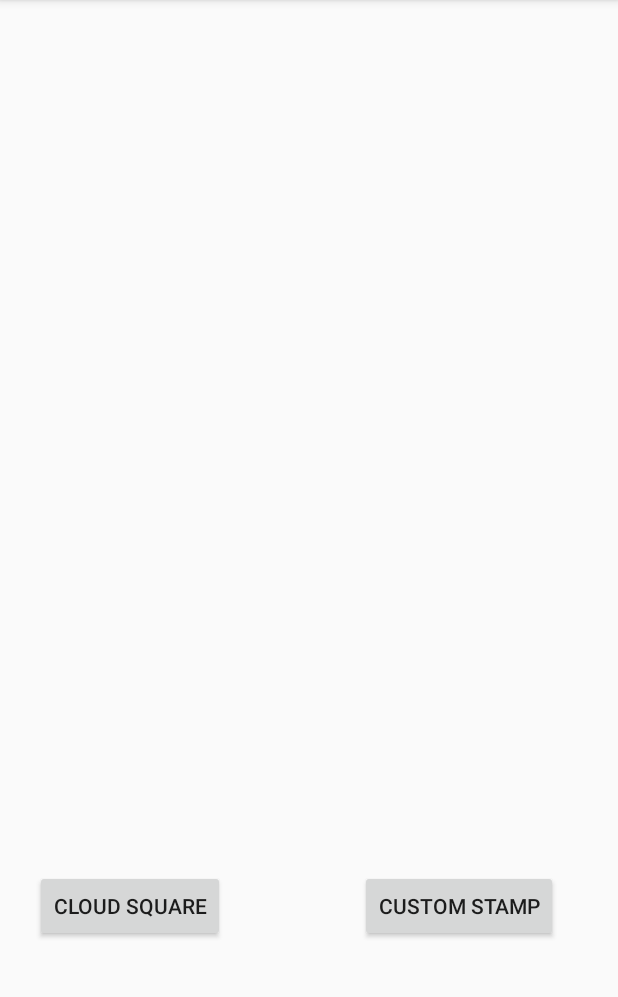
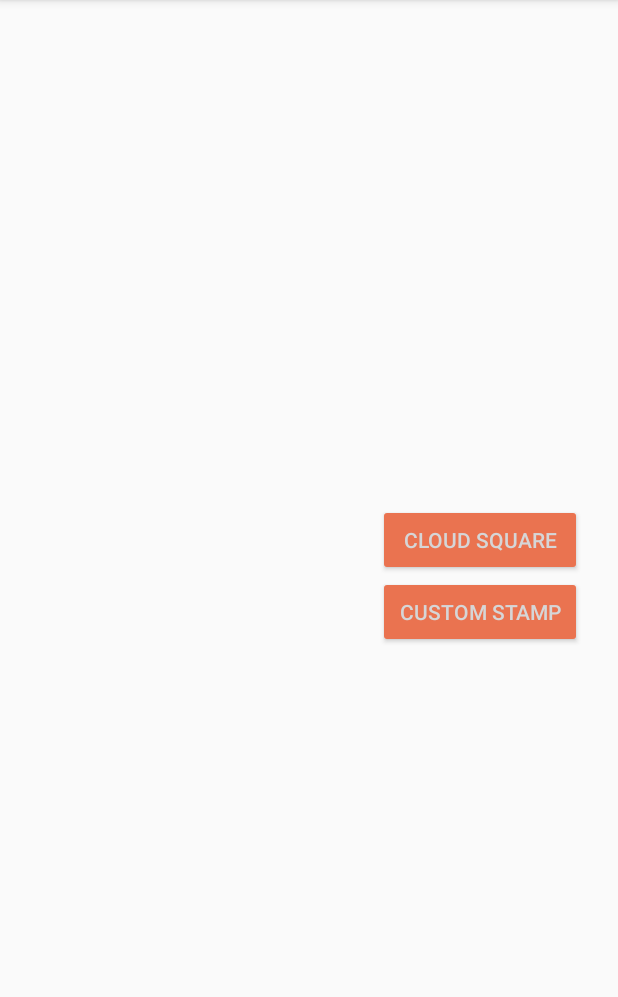
Before and after one commit to ApryseSDK/pdftron-android-samples, an Android app: the screen it shows after launch (MainActivity), on a phone screen of 412 x 824 dp, the part 84-1081 px from its top. Run offline under Robolectric (Android 15) with nearby library versions, the phone set to English and light mode, and no system bars; libraries missing offline, so code that uses them is left out: com.pdftron.pdf; 2 statements that could not run were skipped.

Commit message:
modified buttons and optimized code

```diff
--- a/CustomToolSample/app/src/main/AndroidManifest.xml
+++ b/CustomToolSample/app/src/main/AndroidManifest.xml
@@ -16,10 +16,12 @@
         android:supportsRtl="true"
         android:theme="@style/AppTheme"
         android:usesCleartextTraffic="true">
-        <activity android:name=".MainActivity"
+        <activity
+            android:name=".MainActivity"
             android:theme="@style/CustomAppTheme"
+            android:configChanges="keyboardHidden|orientation|screenSize|screenLayout|smallestScreenSize"
             android:windowSoftInputMode="adjustPan">
-                <intent-filter >
+            <intent-filter>
                 <action android:name="android.intent.action.MAIN" />
                 <category android:name="android.intent.category.LAUNCHER" />
             </intent-filter>
--- a/CustomToolSample/app/src/main/java/com/example/customtoolsample/CustomCloudSquare.java
+++ b/CustomToolSample/app/src/main/java/com/example/customtoolsample/CustomCloudSquare.java
@@ -1,6 +1,4 @@
 package com.example.customtoolsample;
-
-import com.pdftron.pdf.tools.RectCreate;
 
 import android.graphics.Color;
 import android.support.annotation.NonNull;
@@ -10,14 +8,14 @@ import com.pdftron.pdf.Annot;
 import com.pdftron.pdf.ColorPt;
 import com.pdftron.pdf.PDFDoc;
 import com.pdftron.pdf.PDFViewCtrl;
+import com.pdftron.pdf.Point;
+import com.pdftron.pdf.Rect;
 import com.pdftron.pdf.annots.Markup;
 import com.pdftron.pdf.annots.PolyLine;
 import com.pdftron.pdf.annots.Polygon;
 import com.pdftron.pdf.tools.RectCreate;
 import com.pdftron.pdf.tools.ToolManager;
 import com.pdftron.pdf.utils.Utils;
-import com.pdftron.pdf.Point;
-import com.pdftron.pdf.Rect;
 
 public class CustomCloudSquare extends RectCreate {
 
--- a/CustomToolSample/app/src/main/java/com/example/customtoolsample/CustomStamp.java
+++ b/CustomToolSample/app/src/main/java/com/example/customtoolsample/CustomStamp.java
@@ -3,12 +3,8 @@ package com.example.customtoolsample;
 import android.net.Uri;
 import android.support.annotation.NonNull;
 
-import com.pdftron.common.PDFNetException;
 import com.pdftron.pdf.Annot;
-import com.pdftron.pdf.PDFDoc;
 import com.pdftron.pdf.PDFViewCtrl;
-import com.pdftron.pdf.Rect;
-import com.pdftron.pdf.tools.SimpleShapeCreate;
 import com.pdftron.pdf.tools.Stamper;
 import com.pdftron.pdf.tools.ToolManager;
 import com.pdftron.pdf.utils.Utils;
--- a/CustomToolSample/app/src/main/res/layout/activity_main.xml
+++ b/CustomToolSample/app/src/main/res/layout/activity_main.xml
@@ -1,40 +1,51 @@
 <?xml version="1.0" encoding="utf-8"?>
 <android.support.constraint.ConstraintLayout xmlns:android="http://schemas.android.com/apk/res/android"
-    xmlns:app="http://schemas.android.com/apk/res-auto"
     xmlns:tools="http://schemas.android.com/tools"
     android:layout_width="match_parent"
     android:layout_height="match_parent"
     tools:context=".MainActivity">
 
-    <FrameLayout
+    <RelativeLayout xmlns:android="http://schemas.android.com/apk/res/android"
+        android:id="@+id/myLayout"
         android:layout_width="match_parent"
-        android:layout_height="match_parent"
-        android:id="@+id/myLayout">
+        android:layout_height="match_parent">
 
         <Button
             android:id="@+id/button3"
-            android:layout_width="wrap_content"
+            android:layout_width="136dp"
             android:layout_height="wrap_content"
-            android:layout_alignParentLeft="true"
-            android:layout_alignParentTop="true"
+            android:layout_above="@id/centerPoint"
+            android:layout_alignParentEnd="true"
             android:layout_alignParentRight="true"
-            android:layout_marginLeft="23dp"
-            android:layout_marginTop="580dp"
+            android:layout_marginRight="24dp"
+            android:backgroundTint="#EA7350"
             android:onClick="cloudSq"
-            android:text="Cloud Square" />
+            android:text="Cloud Square"
+            android:textColor="@color/tools_colors_white" />
+
+        <TextView
+            android:id="@+id/centerPoint"
+            android:layout_width="0dp"
+            android:layout_height="0dp"
+            android:layout_alignParentEnd="true"
+            android:layout_alignParentRight="true"
+            android:layout_centerVertical="true"
+            android:text="" />
 
         <Button
             android:id="@+id/button4"
-            android:layout_width="wrap_content"
+            android:layout_width="136dp"
             android:layout_height="wrap_content"
-            android:layout_alignParentLeft="true"
-            android:layout_alignParentTop="true"
-            android:layout_marginLeft="240dp"
-            android:layout_marginTop="580dp"
+            android:layout_below="@id/centerPoint"
+            android:layout_alignParentEnd="true"
+            android:layout_alignParentRight="true"
+            android:layout_marginRight="24dp"
+            android:backgroundTint="#EA7350"
+            android:onClick="custStamp"
             android:text="Custom Stamp"
-            android:onClick="custStamp"/>
+            android:textColor="@color/tools_colors_white" />
 
 
-    </FrameLayout>
+    </RelativeLayout>
 
 </android.support.constraint.ConstraintLayout>
```
Also changed, not shown: CustomToolSample/app/src/main/java/com/example/customtoolsample/MainActivity.java (+1 -6 lines), 2 other files.
